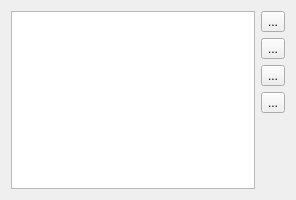
Qt form src/plugins/rss/store.ui (chrmorais/aranduka) before a commit.
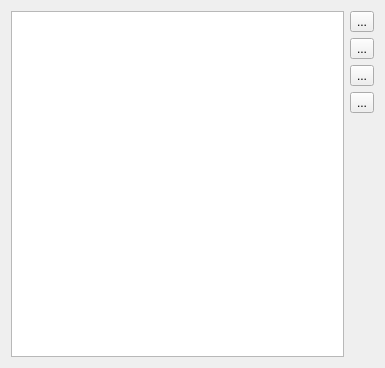
The same form after that commit. Icons and pictures are not drawn.

Commit message: Reasonably working RSS plugin

What changed in the file:
```diff
--- a/src/plugins/rss/store.ui
+++ b/src/plugins/rss/store.ui
@@ -6,14 +6,16 @@
    <rect>
     <x>0</x>
     <y>0</y>
-    <width>296</width>
-    <height>200</height>
+    <width>385</width>
+    <height>368</height>
    </rect>
   </property>
   <property name="windowTitle">
    <string>Form</string>
   </property>
-  <layout class="QHBoxLayout" name="horizontalLayout">
+  <layout class="QVBoxLayout" name="verticalLayout_2">
+   <item>
+    <layout class="QHBoxLayout" name="horizontalLayout_2">
    <item>
     <widget class="QListWidget" name="feedList"/>
    </item>
@@ -75,6 +77,8 @@
         </size>
        </property>
       </spacer>
+       </item>
+      </layout>
      </item>
     </layout>
    </item>
```
Lines whose indentation alone changed are shown as unchanged. The commit also changes 1 other file.
